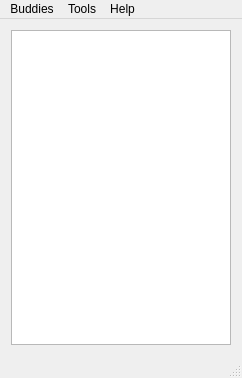
Old version of the form mainwindow.ui in the repository wernix/messenger.
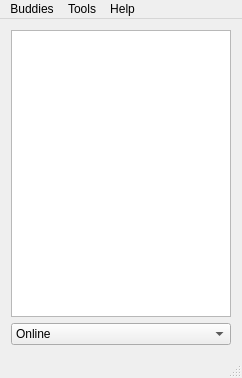
New version of the form. Icons and pictures are not drawn.

```diff
--- a/mainwindow.ui
+++ b/mainwindow.ui
@@ -46,6 +46,20 @@
       </attribute>
      </widget>
     </item>
+    <item>
+     <widget class="QComboBox" name="statusComboBox">
+      <item>
+       <property name="text">
+        <string>Online</string>
+       </property>
+      </item>
+      <item>
+       <property name="text">
+        <string>Offline</string>
+       </property>
+      </item>
+     </widget>
+    </item>
    </layout>
   </widget>
   <widget class="QStatusBar" name="statusBar"/>
```
Left out of the diff: 8 changed lines with no effect on the pictures.
